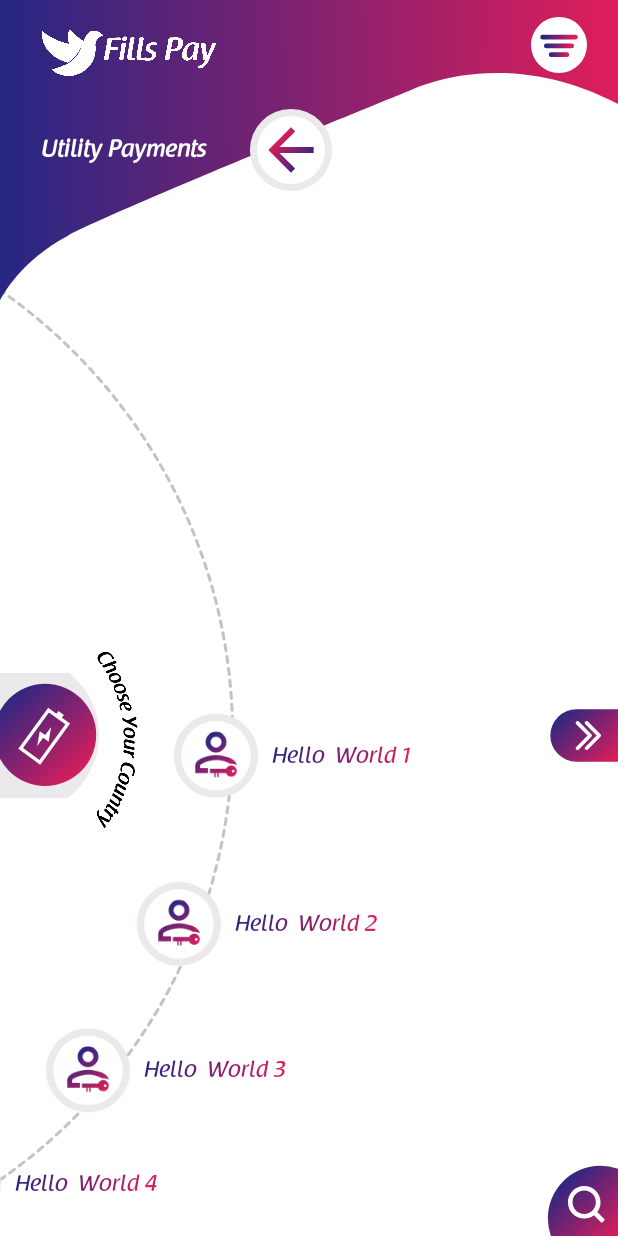
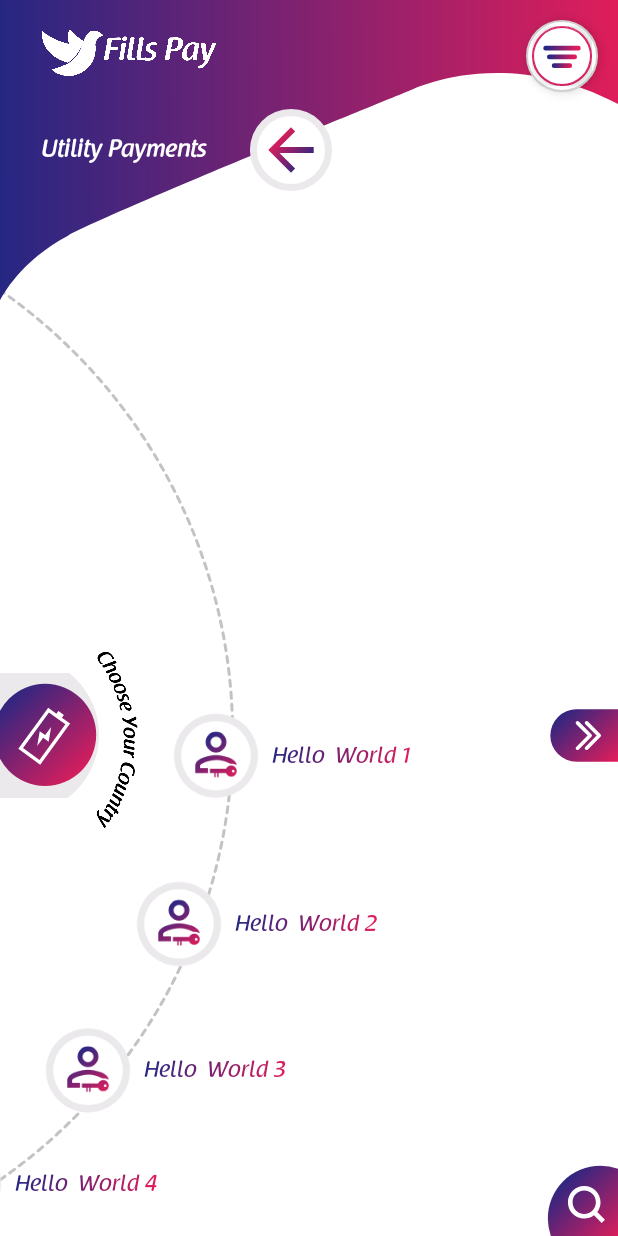
Before and after one commit to marasamallikarjuna/fill, an Android app: the UtilityActivity screen opened directly, with no data from a screen before it, on a phone screen of 412 x 824 dp. Run offline under Robolectric (Android 15) with nearby library versions, the phone set to English and light mode, and no system bars; our stand-ins replace sdp/ssp sizes; Roboto replaces fonts that are not available here.

Commit message:
added fab menu in utility screen

```diff
--- a/app/src/main/java/com/mi/fillspay/view/UtilityActivity.java
+++ b/app/src/main/java/com/mi/fillspay/view/UtilityActivity.java
@@ -2,20 +2,35 @@ package com.mi.fillspay.view;
 
 import android.os.Bundle;
 import android.view.View;
+import android.widget.Toast;
 
 import androidx.appcompat.app.AppCompatActivity;
 
 import com.mi.fillspay.R;
 import com.mi.fillspay.utilities.FragmentUtil;
+import com.mi.fillspay.utilities.speeddial.SpeedDialActionItem;
+import com.mi.fillspay.utilities.speeddial.SpeedDialView;
 
 public class UtilityActivity extends AppCompatActivity {
+
+    SpeedDialView speedDialView;
 
     @Override
     protected void onCreate(Bundle savedInstanceState) {
         super.onCreate(savedInstanceState);
         setContentView(R.layout.utitity_main);
 
-        FragmentUtil.setFragment(new UtilityFragOne(),this,"Utility fragment one",R.id.content_frag,false);
+        FragmentUtil.setFragment(new UtilityFragOne(), this, "Utility fragment one", R.id.content_frag, false);
+
+        initValues();
+
+    }
+
+    private void initValues() {
+
+        speedDialView = findViewById(R.id.speedDial_id);
+
+        speedDialView.setBackground(getResources().getDrawable(R.drawable.fab_open_bg));
 
         findViewById(R.id.icon_back).setOnClickListener(new View.OnClickListener() {
             @Override
@@ -23,5 +38,35 @@ public class UtilityActivity extends AppCompatActivity {
                 onBackPressed();
             }
         });
+
+        initSpeedDial();
+    }
+
+    private void initSpeedDial() {
+
+        speedDialView.addActionItem(new SpeedDialActionItem.Builder(R.id.fab_item2, R.drawable.ic_fabmenu_item3).create());
+
+        speedDialView.addActionItem(new SpeedDialActionItem.Builder(R.id.fab_item1, R.drawable.ic_fabmenu_item1).create());
+
+        speedDialView.addActionItem(new SpeedDialActionItem.Builder(R.id.fab_item3, R.drawable.ic_fabmenu_item3).create());
+
+        speedDialView.setOnActionSelectedListener(new SpeedDialView.OnActionSelectedListener() {
+            @Override
+            public boolean onActionSelected(SpeedDialActionItem actionItem) {
+                switch (actionItem.getId()){
+                    case R.id.fab_item1:
+                        Toast.makeText(UtilityActivity.this, "one", Toast.LENGTH_SHORT).show();
+                        break;
+                    case R.id.fab_item2:
+                        Toast.makeText(UtilityActivity.this, "two", Toast.LENGTH_SHORT).show();
+                        break;
+                    case R.id.fab_item3:
+                        Toast.makeText(UtilityActivity.this, "three", Toast.LENGTH_SHORT).show();
+                        break;
+                }
+                return false;
+            }
+        });
+
     }
 }
--- a/app/src/main/res/layout/utitity_main.xml
+++ b/app/src/main/res/layout/utitity_main.xml
@@ -7,7 +7,6 @@
     android:layout_width="match_parent"
     android:background="@android:color/white"
     android:layout_height="match_parent">
-
 
     <FrameLayout
         android:id="@+id/content_frag"
@@ -28,14 +27,6 @@
             android:layout_height="70dp"
             android:layout_marginStart="@dimen/_20sdp"
             android:src="@drawable/logo" />
-
-        <ImageView
-            android:layout_width="wrap_content"
-            android:layout_height="wrap_content"
-            android:layout_alignParentEnd="true"
-            android:layout_marginTop="10dp"
-            android:layout_marginEnd="@dimen/_15sdp"
-            android:src="@drawable/ic_menu" />
 
         <LinearLayout
             android:layout_centerInParent="true"
@@ -72,4 +63,31 @@
 
     </RelativeLayout>
 
+    <com.mi.fillspay.utilities.speeddial.SpeedDialOverlayLayout
+        app:layout_constraintEnd_toEndOf="parent"
+        app:layout_constraintTop_toTopOf="parent"
+        app:layout_constraintStart_toStartOf="parent"
+        app:layout_constraintBottom_toBottomOf="parent"
+        android:id="@+id/overlay"
+        android:layout_width="match_parent"
+        android:layout_height="match_parent"
+        app:clickable_overlay="true"
+        app:layout_behavior="@string/appbar_scrolling_view_behavior" />
+
+    <com.mi.fillspay.utilities.speeddial.SpeedDialView
+        app:layout_constraintEnd_toEndOf="parent"
+        app:layout_constraintTop_toTopOf="parent"
+        android:id="@+id/speedDial_id"
+        android:layout_width="wrap_content"
+        android:layout_height="wrap_content"
+        android:layout_margin="@dimen/_10sdp"
+        android:padding="@dimen/_3sdp"
+        android:layout_gravity="top|end"
+        app:layout_behavior="@string/speeddial_scrolling_view_snackbar_behavior"
+        app:sdExpansionMode="bottom"
+        app:sdMainFabAnimationRotateAngle="90"
+        app:sdMainFabClosedSrc="@drawable/ic_menu"
+        app:sdMainFabOpenedSrc="@drawable/ic_fab_close"
+        app:sdOverlayLayout="@id/overlay" />
+
 </androidx.constraintlayout.widget.ConstraintLayout>
```
Also changed, not shown: app/src/main/res/layout/send_money_main.xml (+28 -26 lines).
